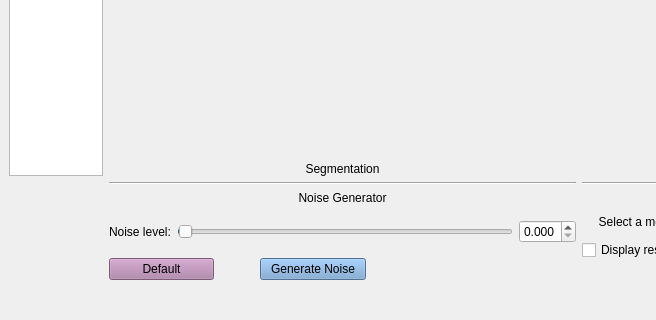
First picture: the form in src/qt_designer_file/main_window_new.ui, repository rettholzapfel33/Noisey-image, before the edit; both pictures show x 0 to 656 and y 346 to 666 of the 1059 by 666 pixel window.
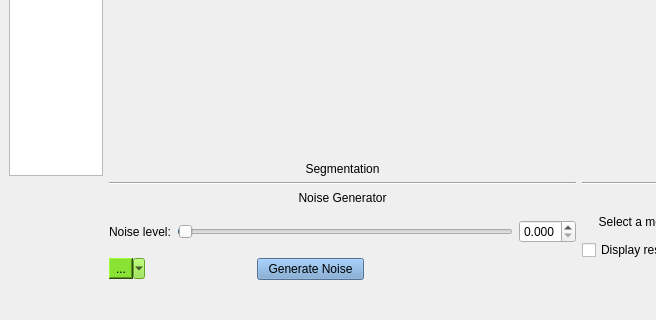
Second picture: the form after the edit. Custom widgets are drawn as their Qt base class.

```diff
--- a/src/qt_designer_file/main_window_new.ui
+++ b/src/qt_designer_file/main_window_new.ui
@@ -273,14 +273,23 @@
          </layout>
         </item>
         <item>
-         <layout class="QHBoxLayout" name="horizontalLayout_4" stretch="1,0,1,2">
+         <layout class="QHBoxLayout" name="horizontalLayout_4" stretch="2,1,1,2">
           <item>
-           <widget class="QPushButton" name="pushButton_3">
+           <widget class="QToolButton" name="toolButton">
             <property name="styleSheet">
-             <string notr="true">background-color: rgb(173, 127, 168);</string>
+             <string notr="true">background-color: rgb(138, 226, 52);</string>
             </property>
             <property name="text">
-             <string>Default</string>
+             <string>...</string>
+            </property>
+            <property name="popupMode">
+             <enum>QToolButton::MenuButtonPopup</enum>
+            </property>
+            <property name="toolButtonStyle">
+             <enum>Qt::ToolButtonTextOnly</enum>
+            </property>
+            <property name="arrowType">
+             <enum>Qt::DownArrow</enum>
             </property>
            </widget>
           </item>
```
